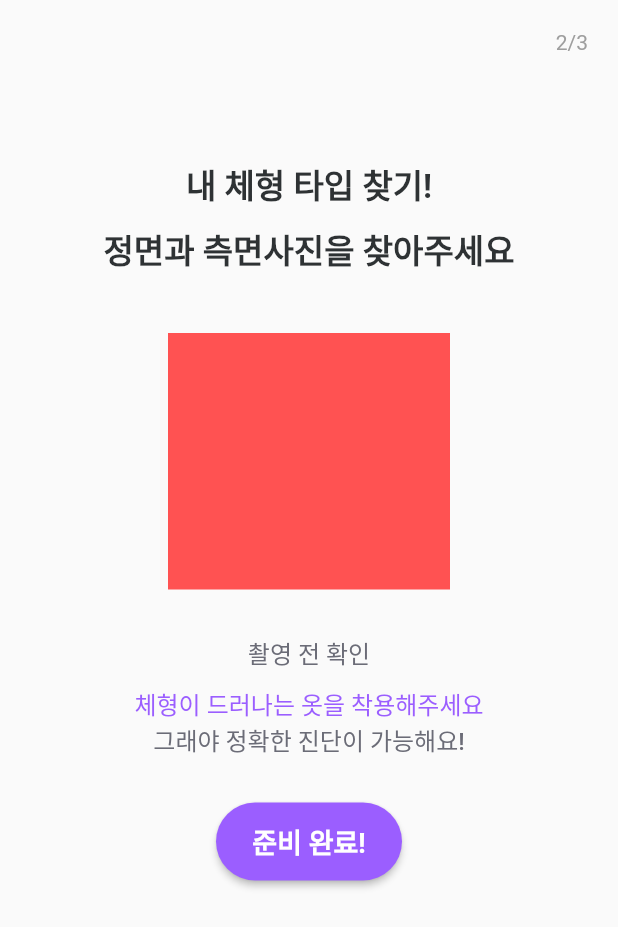
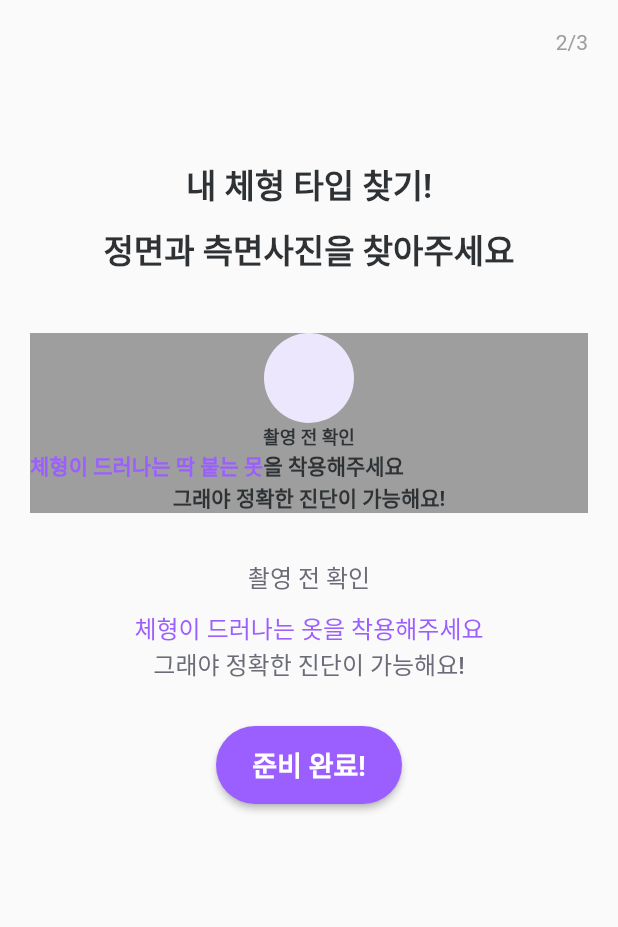
Before and after one commit to SPARCS-2023-StartUp-Hackathon-1/team-c-front, a Flutter app: the CameraGuidePage screen opened directly, after a tap on "준비 완료!", on a phone screen of 412 x 824 dp. Shown: the top 927 px of the screen. Run offline on Flutter 3.47's test engine with Material 2 defaults, Android fonts, the light colour scheme and no system bars; our stand-ins replace flutter_svg, get, image_picker; project files that could hold a hidden picture were left out.

Commit message:
<fix>(cameraGuide): add_page

```diff
--- a/lib/components/custom_button.dart
+++ b/lib/components/custom_button.dart
@@ -1,8 +1,14 @@
+
+
+import 'dart:io';
+
 import 'package:flutter/material.dart';
+import 'package:flutter/services.dart';
+import 'package:get/get.dart';
 import 'package:image_picker/image_picker.dart';
-import 'dart:io';
-import 'package:flutter/services.dart';
-import 'package:skeletal_diagnosis/info.dart';
+
+import '../info.dart';
+import '../pages/onboarding/show_camera_page.dart';
 
 class CustomButton extends StatefulWidget {
   const CustomButton({Key? key}) : super(key: key);
@@ -17,11 +23,10 @@ class _CustomButtonState extends State<CustomButton> {
 
   // 비동기 처리를 통해 카메라와 갤러리에서 이미지를 가져온다.
   Future getImage(ImageSource imageSource) async {
+    print("aa");
     final image = await picker.pickImage(source: imageSource);
-
-    setState(() {
-      _image = File(image!.path);
-    });
+    print("bb");
+    Get.to(ShowCameraPage(),arguments:File(image!.path));
   }
 
 
@@ -46,6 +51,7 @@ class _CustomButtonState extends State<CustomButton> {
                   style: TextStyle(fontWeight: FontWeight.w600, fontSize: 18),
                 ),
                 onPressed: () {
+                  print("1");
                   getImage(ImageSource.camera);
                 },
               ),
--- a/lib/components/custom_enable_button.dart
+++ b/lib/components/custom_enable_button.dart
@@ -28,7 +28,7 @@ class _CustomEnableButtonState extends State<CustomEnableButton> {
             shape: RoundedRectangleBorder(
               borderRadius: BorderRadius.circular(100),
             )),
-        child: Text("다음",style: TextStyle(fontSize:18,fontWeight: FontWeight.w600),),
+        child: Text("다음",style: TextStyle(fontWeight: FontWeight.w600),),
         onPressed: isEnabled ? () => onPressedFunction() : null,
 
 
--- a/lib/main.dart
+++ b/lib/main.dart
@@ -20,7 +20,7 @@ class MyApp extends StatelessWidget {
     return MaterialApp(
       debugShowCheckedModeBanner: false,
       theme: theme(),
-      home:MyTypePage(),
+      home:OnboardingNamePage(),
     );
   }
 }
--- a/lib/pages/onboarding/camera_guide_page.dart
+++ b/lib/pages/onboarding/camera_guide_page.dart
@@ -27,9 +27,28 @@ class CameraGuidePage extends StatelessWidget {
                   Text("정면과 측면사진을 찾아주세요",style: TextStyle(color: kblack, fontSize: 22, fontWeight: FontWeight.w600),),
                   SizedBox(height: 40),
                   Container(
-                    width: 188,
-                    height: 171,
-                    color: Colors.redAccent,
+                    color: Colors.grey,
+                    child: Column(
+                      mainAxisAlignment: MainAxisAlignment.center,
+                      children: [
+                        ClipRRect(
+                          borderRadius: BorderRadius.circular(125),
+                          child: Container(
+                            width: 60,
+                            height: 60,
+                            color: kpurple1,
+                            child: Icon(Icons.priority_high,color: kpurple1,),
+                          ),
+                        ),
+                        Text("촬영 전 확인",style: TextStyle(color:kblack, fontSize: 12, fontWeight: FontWeight.w600),),
+                        Row(children: [
+                          Text("체형이 드러나는 딱 붙는 못",style: TextStyle(color:kpurple3, fontSize: 14, fontWeight: FontWeight.w700)),
+                          Text("을 착용해주세요",style: TextStyle(color:kblack, fontSize: 14, fontWeight: FontWeight.w700)),
+                        ],
+                        ),
+                        Text("그래야 정확한 진단이 가능해요!",style: TextStyle(color:kblack, fontSize: 14,fontWeight: FontWeight.w700),),
+                      ],
+                    ),
                   ),
                   SizedBox(height: 30),
                   Text("촬영 전 확인",style: TextStyle(color:kgrey4, fontSize: 16, fontWeight: FontWeight.w500),),
--- a/pubspec.yaml
+++ b/pubspec.yaml
@@ -35,6 +35,7 @@ dependencies:
   camera: ^0.10.2+1
   image_picker: ^0.8.6+1
   flutter_svg: ^1.1.6
+  http: ^0.13.5
 
 
 
```
Also changed, not shown: lib/cameramodel/open_camera.dart (+5 -3 lines), lib/pages/onboarding/check_page.dart (added, +45 -0 lines), lib/pages/onboarding/show_camera_page.dart (+12 -2 lines), lib/components/checkbox.svg (added), pubspec.lock.
